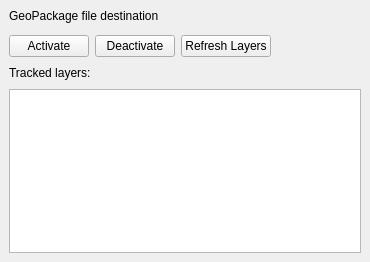
Qt form track_changes/ui/gpkg_logger.ui (ahmadzfaiz/qgis-track-changes) before a commit.
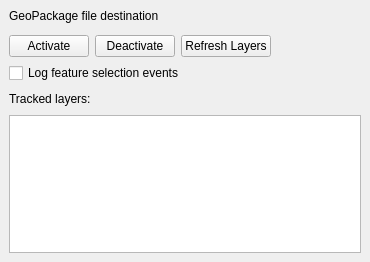
The same form after that commit. Custom widgets are drawn as their Qt base class.

Commit message:
feat(logging): add toggle for feature selection events (#83)
Added a new checkbox for logging feature selection events to the UI.

Updated the widget code to log selection evetns only when enabled.

What changed in the file:
```diff
--- a/track_changes/ui/gpkg_logger.ui
+++ b/track_changes/ui/gpkg_logger.ui
@@ -65,6 +65,17 @@
         </item>
        </layout>
       </item>
+      <!-- Insert the new checkbox here -->
+      <item>
+       <widget class="QCheckBox" name="cbTrackSelection">
+        <property name="text">
+         <string>Log feature selection events</string>
+        </property>
+        <property name="checked">
+         <bool>false</bool>
+        </property>
+       </widget>
+      </item>
       <item>
        <layout class="QHBoxLayout" name="horizontalLayout_4">
         <item>
```
The commit also changes 3 other files.
